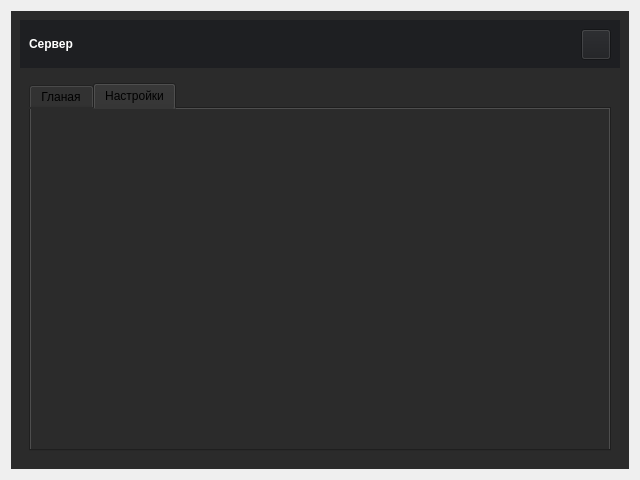
Before: the Qt Designer form src/gui/ui/main_window.ui in PavelSbvt/The_epic_RPG_battle, drawn with Qt 5.
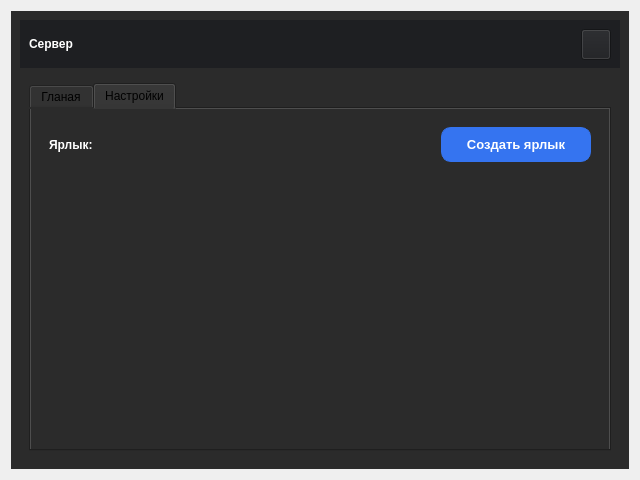
After: the same form once the commit is applied. The open tabs and pages were chosen to show the change.

Commit message: > [src/gui/ui/main_window.ui] - create new buton in form and label in settings tab for create shortcut for exe in build

Patch:
```diff
--- a/src/gui/ui/main_window.ui
+++ b/src/gui/ui/main_window.ui
@@ -261,6 +261,87 @@
             <attribute name="title">
              <string>Настройки</string>
             </attribute>
+            <layout class="QVBoxLayout" name="verticalLayout_3">
+             <item>
+              <widget class="QWidget" name="widget_3" native="true">
+               <layout class="QHBoxLayout" name="horizontalLayout_4">
+                <item>
+                 <widget class="QLabel" name="labelShortcut">
+                  <property name="styleSheet">
+                   <string notr="true">QLabel {
+	color: white;
+	font-weight: bold;
+}</string>
+                  </property>
+                  <property name="text">
+                   <string>Ярлык:</string>
+                  </property>
+                 </widget>
+                </item>
+                <item>
+                 <widget class="QPushButton" name="buttonCreateShortcut">
+                  <property name="minimumSize">
+                   <size>
+                    <width>0</width>
+                    <height>35</height>
+                   </size>
+                  </property>
+                  <property name="maximumSize">
+                   <size>
+                    <width>150</width>
+                    <height>35</height>
+                   </size>
+                  </property>
+                  <property name="styleSheet">
+                   <string notr="true">QPushButton {
+    background-color: #3574F0;
+    color: #FFFFFF;      
+    border: 1px solid #3574F0;
+    border-radius: 4px;    
+    padding: 4px 16px;        
+    font-size: 13px;
+    font-weight: 500;
+	border-radius: 10px;
+}
+
+QPushButton:hover {
+    background-color: #4682F5;
+    border: 1px solid #4682F5;
+}
+
+QPushButton:pressed {
+    background-color: #2B60CC;
+    border: 1px solid #2B60CC;
+}
+
+QPushButton:disabled {
+    background-color: #4C525E;
+    color: #8A909C;
+    border: 1px solid #4C525E;
+}</string>
+                  </property>
+                  <property name="text">
+                   <string>Создать ярлык</string>
+                  </property>
+                 </widget>
+                </item>
+               </layout>
+              </widget>
+             </item>
+             <item>
+              <spacer name="verticalSpacer_2">
+               <property name="orientation">
+                <enum>Qt::Vertical</enum>
+               </property>
+               <property name="sizeHint" stdset="0">
+                <size>
+                 <width>20</width>
+                 <height>40</height>
+                </size>
+               </property>
+              </spacer>
+             </item>
+            </layout>
            </widget>
           </widget>
          </item>
```
Left out of the diff: 2 changed lines with no effect on the pictures.
